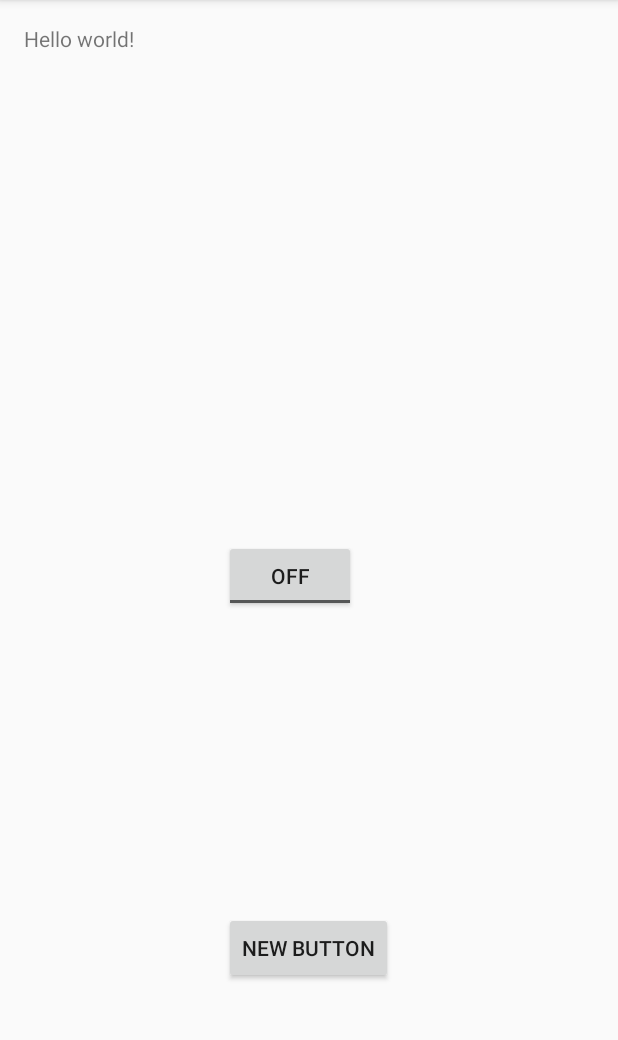
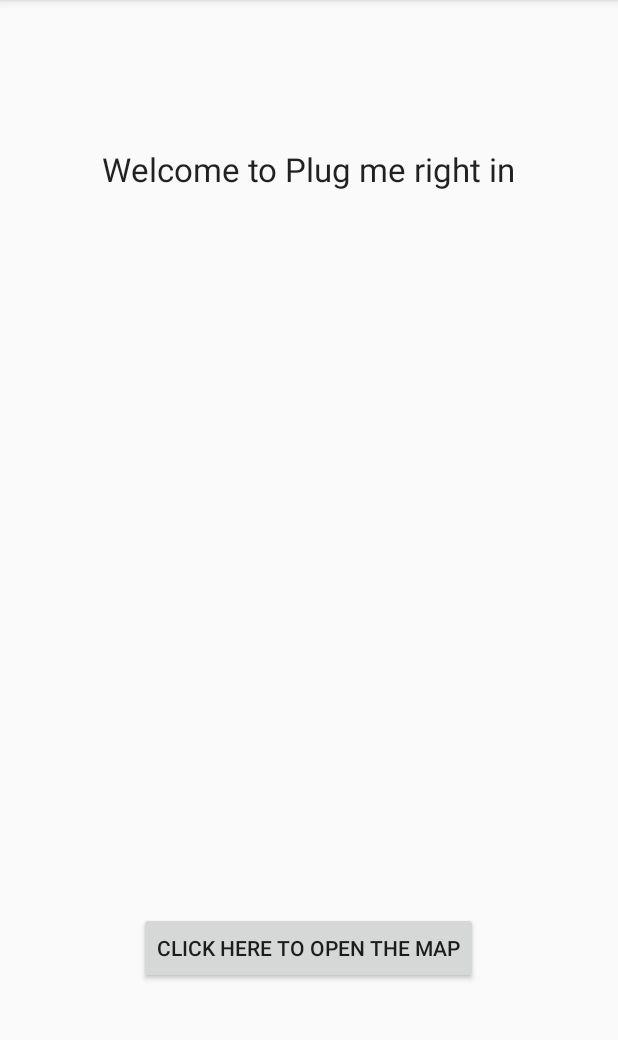
Before and after one commit to lazybs/PMRI, an Android app: the screen it shows after launch (MainActivity), on a phone screen of 412 x 824 dp, the part 84-1124 px from its top. Run offline under Robolectric (Android 15) with nearby library versions, the phone set to English and light mode, and no system bars.

Commit message:
new activity layout, and some changes at the strings.xml

```diff
--- a/app/src/main/res/layout/activity_main.xml
+++ b/app/src/main/res/layout/activity_main.xml
@@ -5,24 +5,23 @@
     android:paddingTop="@dimen/activity_vertical_margin"
     android:paddingBottom="@dimen/activity_vertical_margin" tools:context=".MainActivity">
 
-    <TextView android:text="@string/hello_world" android:layout_width="wrap_content"
-        android:layout_height="wrap_content" />
-
     <Button
         android:layout_width="wrap_content"
         android:layout_height="wrap_content"
-        android:text="New Button"
+        android:text="Click here to open the map"
         android:id="@+id/button"
         android:layout_alignParentBottom="true"
         android:layout_centerHorizontal="true"
         android:layout_marginBottom="96dp" />
 
-    <ToggleButton
+    <TextView
         android:layout_width="wrap_content"
         android:layout_height="wrap_content"
-        android:text="New ToggleButton"
-        android:id="@+id/toggleButton"
-        android:layout_centerVertical="true"
-        android:layout_alignStart="@+id/button" />
+        android:textAppearance="?android:attr/textAppearanceLarge"
+        android:text="Welcome to Plug me right in"
+        android:id="@+id/textView"
+        android:layout_alignParentTop="true"
+        android:layout_centerHorizontal="true"
+        android:layout_marginTop="82dp" />
 
 </RelativeLayout>
--- a/app/src/main/res/values/strings.xml
+++ b/app/src/main/res/values/strings.xml
@@ -2,7 +2,7 @@
 <resources>
 
     <string name="app_name">pmri</string>
-    <string name="hello_world">Hello world!</string>
+    <string name="welcome_message">Welcome to Plug me right in</string>
     <string name="action_settings">Settings</string>
     <string name="title_activity_maps">Map</string>
 
```
